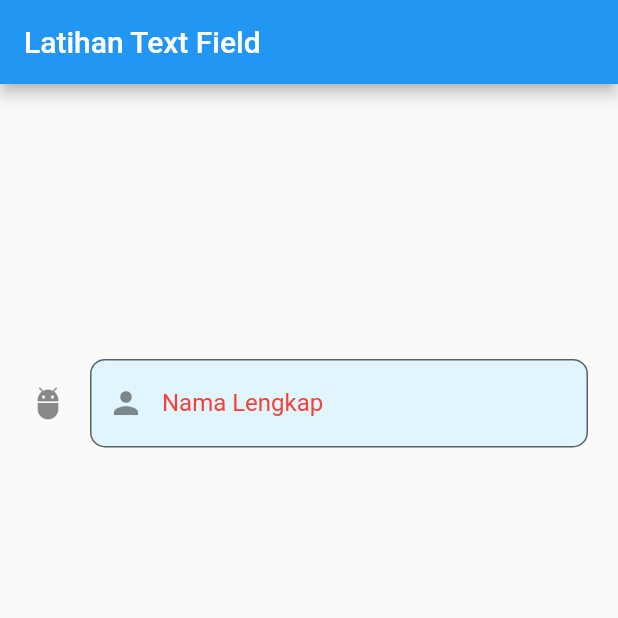
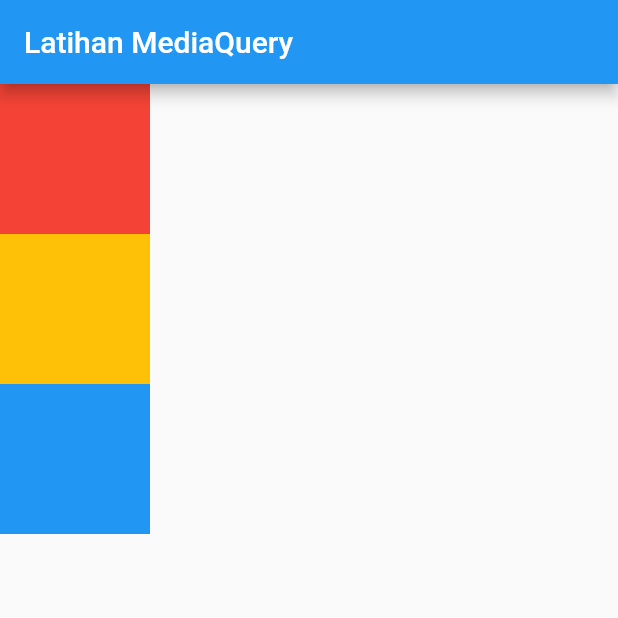
Before and after one commit to bayunugrraha/flutter_example, a Flutter app: the screen it shows after launch, on a phone screen of 412 x 824 dp, the top half of it. Run offline on Flutter 3.47's test engine with Material 2 defaults, Android fonts, the phone set to English and light mode, and no system bars.

Commit message:
media query

```diff
--- a/lib/main.dart
+++ b/lib/main.dart
@@ -2,56 +2,48 @@ import 'package:flutter/material.dart';
 
 void main() => runApp(MyApp());
 
-class MyApp extends StatefulWidget {
-  @override
-  _MyAppState createState() => _MyAppState();
-}
-
-class _MyAppState extends State<MyApp> {
-  TextEditingController controller = TextEditingController();
-
+class MyApp extends StatelessWidget {
   @override
   Widget build(BuildContext context) {
     return MaterialApp(
-      home: Scaffold(
-        appBar: AppBar(
-          title: Text("Latihan Text Field"),
-        ),
-        body: Container(
-          margin: EdgeInsets.all(20),
-          child: Column(
-            mainAxisAlignment: MainAxisAlignment.spaceAround,
-            children: <Widget>[
-              TextField(
-                decoration: InputDecoration(
-                    fillColor: Colors.lightBlue[50],
-                    filled: true,
-                    icon: Icon(Icons.adb),
-                    suffix: Container(
-                      width: 5,
-                      height: 5,
-                      color: Colors.red,
-                    ),
-                    prefixIcon: Icon(Icons.person),
-                    prefixText: "Name: ",
-                    prefixStyle: TextStyle(
-                        color: Colors.blue, fontWeight: FontWeight.w600),
-                    labelText: "Nama Lengkap",
-                    labelStyle: TextStyle(color: Colors.red),
-                    hintText: "Nama lengkapnya lho...",
-                    hintStyle: TextStyle(fontSize: 12),
-                    border: OutlineInputBorder(
-                        borderRadius: BorderRadius.circular(10))),
-                onChanged: (value) {
-                  setState(() {});
-                },
-                controller: controller,
-              ),
-              Text(controller.text)
-            ],
-          ),
-        ),
-      ),
+      home: MainPage(),
     );
   }
 }
+
+class MainPage extends StatelessWidget {
+  @override
+  Widget build(BuildContext context) {
+    return Scaffold(
+        appBar: AppBar(
+          title: Text("Latihan MediaQuery"),
+        ),
+        body: (MediaQuery.of(context).orientation == Orientation.portrait)
+            ? Column(
+                children: generateContainers(),
+              )
+            : Row(
+                children: generateContainers(),
+              ));
+  }
+
+  List<Widget> generateContainers() {
+    return <Widget>[
+      Container(
+        color: Colors.red,
+        width: 100,
+        height: 100,
+      ),
+      Container(
+        color: Colors.amber,
+        width: 100,
+        height: 100,
+      ),
+      Container(
+        color: Colors.blue,
+        width: 100,
+        height: 100,
+      ),
+    ];
+  }
+}
```
